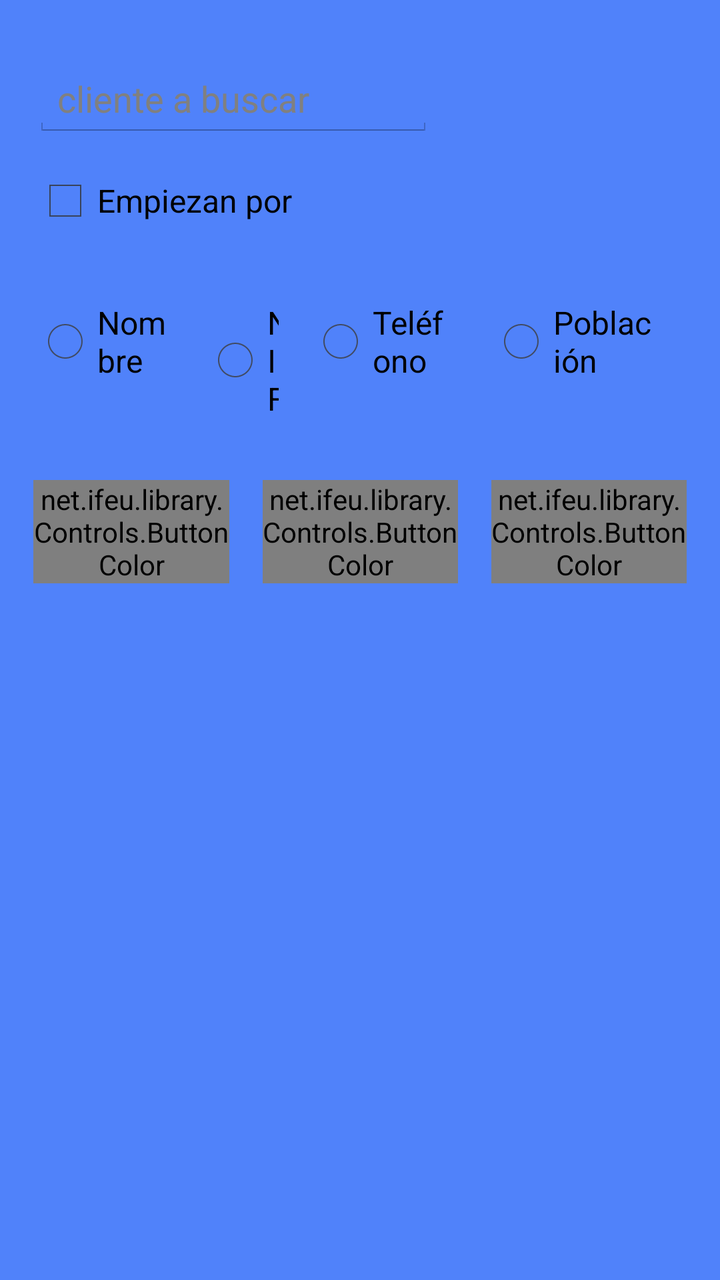
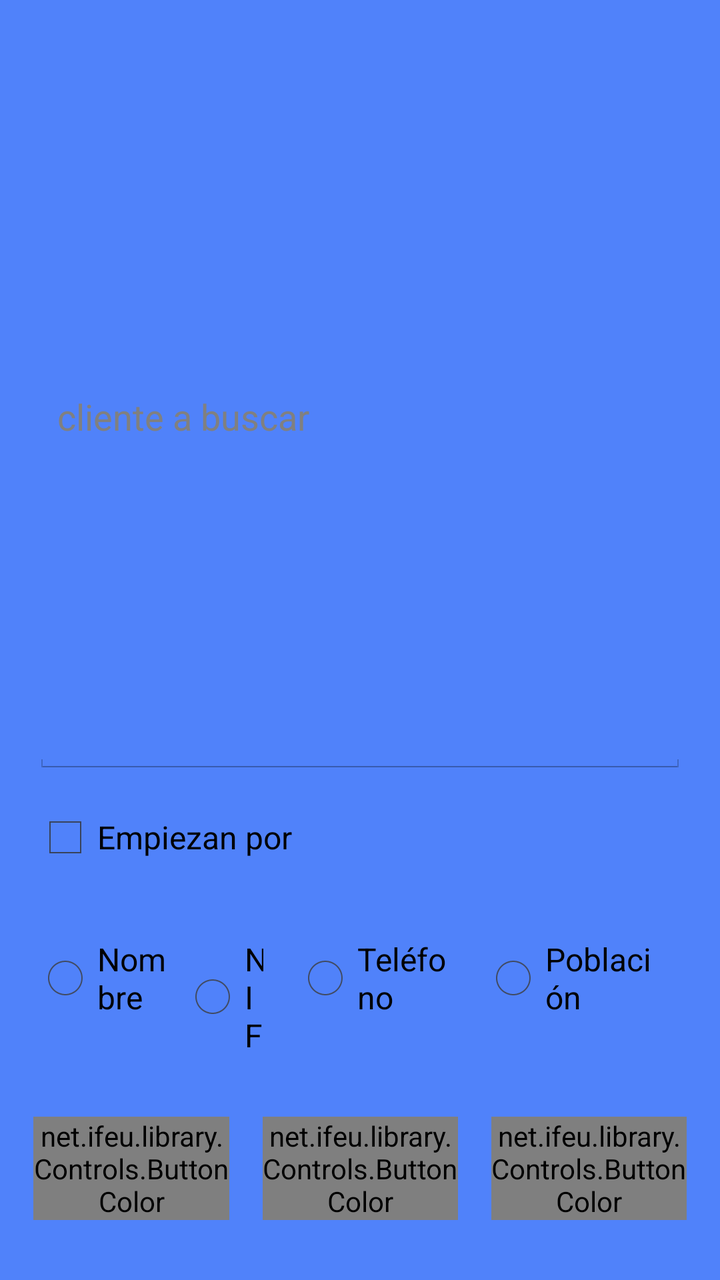

Before-and-after screenshots of an Android layout around one commit, followed by the original layout XML and the change that was made.
<!-- AndroidManifest.xml: application theme AppTheme -->
<!-- res/layout/activity_albaran_customer_search.xml -->
<?xml version="1.0" encoding="utf-8"?>
<LinearLayout xmlns:android="http://schemas.android.com/apk/res/android"
    android:layout_width="fill_parent" 
    android:layout_height="fill_parent" 
    android:orientation="vertical"
    android:background="@color/Edicards" >

    <EditText
        android:id="@+id/txtTextSearch"
        android:layout_width="600px"
        android:layout_height="wrap_content"
        android:layout_marginLeft="50px"
        android:layout_marginRight="50px"
        android:layout_marginTop="30dp"
        android:ems="16"
        android:hint="cliente a buscar" >
    </EditText>

    <CheckBox
        android:id="@+id/chkOnlyStartsWith"
        android:layout_width="wrap_content"
        android:layout_height="wrap_content"
        android:layout_marginBottom="20dp"
        android:layout_marginLeft="50px"
        android:layout_marginRight="50px"
        android:layout_marginTop="15dp"
        android:checked="false"
        android:text="Empiezan por" />

    <RadioGroup
        android:id="@+id/grpFilterField"
        android:layout_width="wrap_content"
        android:layout_height="wrap_content"
        android:layout_marginLeft="50px"
        android:layout_marginRight="50px"
        android:layout_marginTop="14dp"
        android:orientation="horizontal"
        android:text="Buscar por el campo..." >

        <RadioButton
            android:id="@+id/optNombre"
            android:layout_width="0dp"
            android:layout_height="wrap_content"
            android:layout_weight="1"
            android:layout_marginRight="15dp"
            android:text="Nombre" />

        <RadioButton
            android:id="@+id/optNIF"
            android:layout_width="0dp"
            android:layout_height="wrap_content"
            android:layout_weight="1"
            android:layout_marginRight="15dp"
            android:text="NIF" />

        <RadioButton
            android:id="@+id/optTelefono"
            android:layout_width="0dp"
            android:layout_height="wrap_content"
            android:layout_weight="1"
            android:layout_marginRight="15dp"
            android:text="Teléfono" />

        <RadioButton
            android:id="@+id/optPoblacion"
            android:layout_width="0dp"
            android:layout_height="wrap_content"
            android:layout_weight="1"
            android:layout_marginRight="15dp"
            android:text="Población" />
    </RadioGroup>

    <LinearLayout
        android:id="@+id/linearLayout2"
        android:layout_width="wrap_content"
        android:layout_height="wrap_content"
        android:layout_marginTop="30dp"
        android:layout_marginBottom="30dp"
        android:layout_marginLeft="50px"
        android:orientation="horizontal">

        <net.ifeu.library.Controls.ButtonColor
            android:id="@+id/btnAccept"
            android:layout_width="150dp"
            android:layout_height="wrap_content"
            android:layout_weight="1"
            android:layout_marginRight="50px"
            android:text="Buscar"
            android:textColor="#FFF"
            android:background="@drawable/background_button" />
        <net.ifeu.library.Controls.ButtonColor
            android:id="@+id/btnNewCustomer"
            android:layout_width="150dp"
            android:layout_height="wrap_content"
            android:layout_weight="1"
            android:layout_marginRight="50px"
            android:background="@drawable/background_button"
            android:text="Nuevo cliente"
            android:textColor="#FFF" />
        
        <net.ifeu.library.Controls.ButtonColor
            android:id="@+id/btnClose"
            android:layout_width="150dp"
            android:layout_height="wrap_content"
            android:layout_weight="1"
            android:layout_marginRight="50px"
            android:background="@drawable/background_button"
            android:text="Cerrar"
            android:textColor="#FFF" />
     </LinearLayout>

</LinearLayout>
<!-- resources referenced by this layout -->
<resources>
  <color name="Edicards">#5082FA</color>
  <!-- drawable background_button (drawable) -->
  <?xml version="1.0" encoding="utf-8"?>
   
  <shape xmlns:android="http://schemas.android.com/apk/res/android" 
       android:shape="rectangle">
      <gradient android:startColor="#AAAAAA" android:endColor="#FFFFFF"
              android:angle="270"/>
      <stroke android:width="2dp"
              android:color="@color/Azure" />
      <corners android:bottomRightRadius="7dp"
          android:bottomLeftRadius="5dp" 
          android:topLeftRadius="5dp"
          android:topRightRadius="7dp"/>    
  </shape>
  <style name="AppTheme" parent="android:Theme.Light">
          <item name="android:fontFamily">sans-serif-light</item>
          <item name="android:textStyle">bold</item>
          <item name="android:textSize">28sp</item>
          <item name="android:text">serif-monospace</item>
          <item name="android:alertDialogTheme">@style/AlertDialogCustom</item>
  
      </style>
  <color name="Azure">#F0FFFF</color>
  <style name="AlertDialogCustom" parent="android:Theme.Holo.Dialog">
          <item name="android:textColor">#00FF00</item>
          <item name="android:typeface">monospace</item>
          <item name="android:textSize">48sp</item>
      </style>
</resources>

<!-- the commit's change to res/layout/activity_albaran_customer_search.xml (unified diff, before → after) -->
@@ -7,7 +7,8 @@
 
     <EditText
         android:id="@+id/txtTextSearch"
-        android:layout_width="600px"
+        android:layout_width="fill_parent"
+        android:layout_weight="1"
         android:layout_height="wrap_content"
         android:layout_marginLeft="50px"
         android:layout_marginRight="50px"
@@ -42,9 +43,8 @@
             android:layout_width="0dp"
             android:layout_height="wrap_content"
             android:layout_weight="1"
-            android:layout_marginRight="15dp"
+
             android:text="Nombre" />
-
         <RadioButton
             android:id="@+id/optNIF"
             android:layout_width="0dp"
